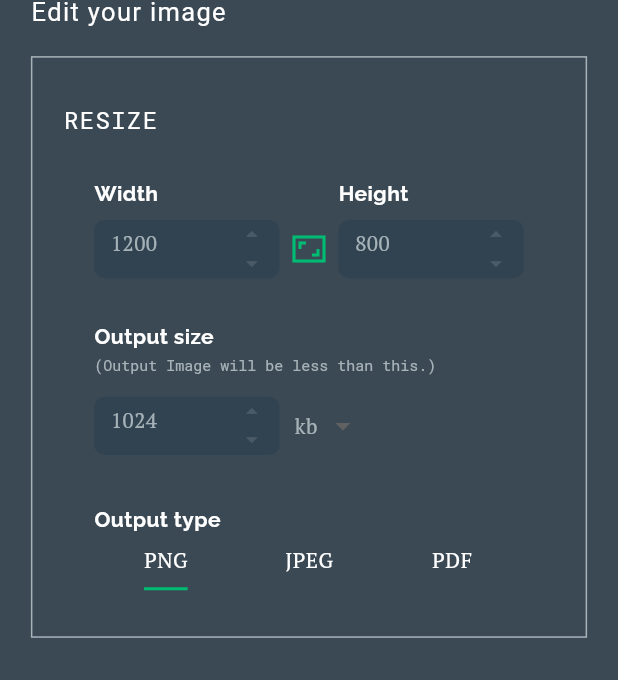
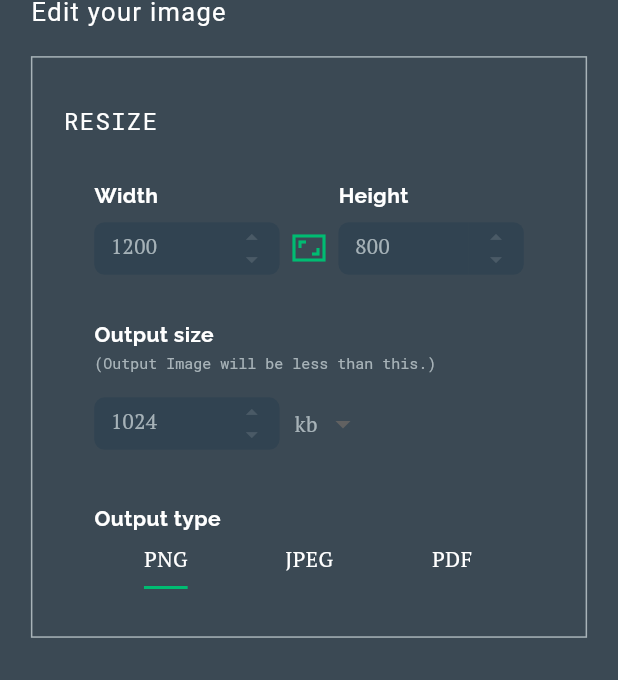
Before and after one commit to syedecryptr/image_resizer, a Flutter app: the screen it shows after launch, on a phone screen of 412 x 824 dp. Shown: the part 164-844 px from the top of the screen. Run offline on Flutter 3.47's test engine with Material 2 defaults, Android fonts, the light colour scheme and no system bars; our stand-ins replace flutter_native_image, random_string, string_validator; missing offline and left inert: filesize, flutter_archive, flutter_share, multi_image_picker; accounts and stored records are empty.

Commit message:
added icons, updated README.md

```diff
--- a/lib/views/home_screen/resize_box_widget.dart
+++ b/lib/views/home_screen/resize_box_widget.dart
@@ -78,7 +78,6 @@ class _ResizeBoxWidgetState extends State<ResizeBoxWidget> {
                           SizedBox(height: SizeConfig.blockSizeVertical),
                           InputField(
                               default_val: "1200",
-                              height: shape_box_height,
                               width: shape_box_width,
                               controller: width_controller,
                           )
@@ -119,7 +118,6 @@ class _ResizeBoxWidgetState extends State<ResizeBoxWidget> {
                           SizedBox(height: SizeConfig.blockSizeVertical),
                           InputField(
                               default_val: "800",
-                              height: shape_box_height,
                               width: shape_box_width,
                               controller: height_controller,
                           )
@@ -151,7 +149,6 @@ class _ResizeBoxWidgetState extends State<ResizeBoxWidget> {
                             children: [
                               InputField(
                                   default_val: "1024",
-                                  height: size_number_height,
                                   width: size_number_width,
                                   controller: output_size_controller,
                               )
@@ -260,9 +257,8 @@ class _ResizeBoxWidgetState extends State<ResizeBoxWidget> {
 }
 
 class InputField extends StatelessWidget {
-  InputField({this.default_val, this.height, this.width, this.controller});
+  InputField({this.default_val, this.width, this.controller});
   final default_val;
-  final height;
   final width;
   final TextEditingController controller;
 
@@ -283,7 +279,7 @@ class InputField extends StatelessWidget {
                 topLeft: Radius.circular(border_radius),
                 bottomLeft: Radius.circular(border_radius)),
           ),
-          height: height,
+          height: 35,
           width: width * 0.7,
           child: TextField(
             controller: controller,
@@ -306,7 +302,7 @@ class InputField extends StatelessWidget {
                 topRight: Radius.circular(border_radius),
                 bottomRight: Radius.circular(border_radius)),
           ),
-          height: height,
+          height: 35,
           width: width * 0.3,
           child: Stack(
             children: [
```
Also changed, not shown: app-mockup/app-mockup-android-screenshot-1-default-1080x1920-1.png (added), app-mockup/app-mockup-android-screenshot-1-default-1080x1920-2.png (added), app-mockup/app-mockup-android-screenshot-1-default-1080x1920-3.png (added), app-mockup/app-mockup-android-screenshot-1-default-1080x1920-4.png (added), ic_launcher/web_hi_res_512.png (added), ss/1.jpeg (added), ss/2.png (added), ss/3.jpeg (added), ss/4.jpeg (added), ss/5.jpeg (added), ss/6.jpeg (added), 7 other files.
